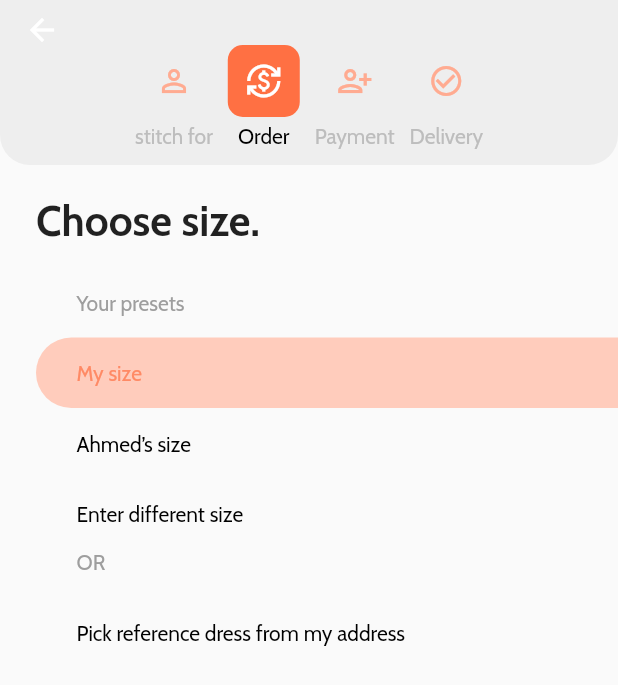
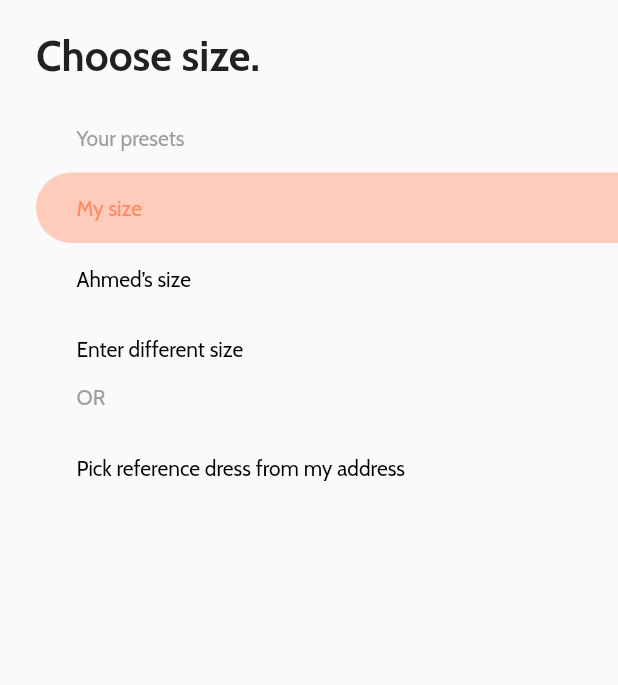
Before and after one commit to RipeSeed/stitch-it-asadullahtariq, a Flutter app: the StitchingSize screen opened by its route, on a phone screen of 412 x 824 dp. Shown: the top 685 px of the screen. Run offline on Flutter 3.47's test engine with Material 2 defaults, Android fonts, the phone set to English and light mode, and no system bars; our stand-ins replace google_fonts.

```diff
--- a/lib/screens/Home.dart
+++ b/lib/screens/Home.dart
@@ -49,7 +49,7 @@ class _HomeState extends State<Home> {
                 mainAxisAlignment: MainAxisAlignment.spaceBetween,
                 children: [
                   HomeOption(
-                    title: "Waiting Orders",
+                    title: "Awaiting Orders.",
                     detail: "See orders which are not confirmed yet.",
                     colorName: (Colors.pink[200])!,
                     count: 3,
@@ -95,7 +95,7 @@ class _HomeState extends State<Home> {
                   shape: MaterialStateProperty.all(
                     const RoundedRectangleBorder(
                       borderRadius: BorderRadius.all(
-                        Radius.circular(30),
+                        Radius.circular(24),
                       ),
                     ),
                   ),
--- a/lib/screens/StitchingDuration.dart
+++ b/lib/screens/StitchingDuration.dart
@@ -11,15 +11,9 @@ class StitchingDuration extends StatelessWidget {
   Widget build(BuildContext context) {
     var data = ["3 days", "5 days", "7 days", "10 days", "15 days"];
     return Scaffold(
-      appBar: AppBar(
-        backgroundColor: Colors.grey[200],
-        elevation: 0,
-        toolbarHeight: 30,
-      ),
       body: Column(
         crossAxisAlignment: CrossAxisAlignment.start,
         children: [
-          const OrderStatus(current: 1),
           const SizedBox(
             height: 20,
           ),
--- a/lib/screens/StitchingPrice.dart
+++ b/lib/screens/StitchingPrice.dart
@@ -13,15 +13,9 @@ class _StitchingPriceState extends State<StitchingPrice> {
   @override
   Widget build(BuildContext context) {
     return Scaffold(
-      appBar: AppBar(
-        backgroundColor: Colors.grey[200],
-        elevation: 0,
-        toolbarHeight: 30,
-      ),
       body: Column(
         crossAxisAlignment: CrossAxisAlignment.start,
         children: [
-          const OrderStatus(current: 1),
           const SizedBox(
             height: 20,
           ),
--- a/lib/screens/StitchingSize.dart
+++ b/lib/screens/StitchingSize.dart
@@ -14,15 +14,9 @@ class StitchingSize extends StatelessWidget {
       "Enter different size",
     ];
     return Scaffold(
-        appBar: AppBar(
-          backgroundColor: Colors.grey[200],
-          elevation: 0,
-          toolbarHeight: 30,
-        ),
         body: Column(
       crossAxisAlignment: CrossAxisAlignment.start,
       children: [
-            const OrderStatus(current: 1),
         const SizedBox(
           height: 20,
         ),
@@ -57,9 +51,7 @@ class StitchingSize extends StatelessWidget {
           ),
         ),
         const StitchingWidget(
-                item: "Pick reference dress from my address",
-                index: 1,
-                current: 0),
+            item: "Pick reference dress from my address", index: 1, current: 0),
       ],
     ));
   }
--- a/lib/screens/StitchingTailer.dart
+++ b/lib/screens/StitchingTailer.dart
@@ -24,16 +24,10 @@ class StitchingTailer extends StatelessWidget {
 
     return Scaffold(
       backgroundColor: Colors.white,
-      appBar: AppBar(
-        backgroundColor: Colors.grey[200],
-        elevation: 0,
-        toolbarHeight: 30,
-      ),
       body: Column(
         mainAxisSize: MainAxisSize.min,
         //crossAxisAlignment: CrossAxisAlignment.start,
         children: [
-          const OrderStatus(current: 1),
           const SizedBox(
             height: 20,
           ),
--- a/lib/utils/MyRoutes.dart
+++ b/lib/utils/MyRoutes.dart
@@ -9,4 +9,5 @@ class MyRoutes {
   static String StitchingPrice = "/StitchingPrice";
   static String StitchingTailer = "/StitchingTailer";
   static String TailerProfile = "/TailerProfile";
+  static String OrderPage = "/OrderPage";
 }
--- a/lib/widgets/HomeOption.dart
+++ b/lib/widgets/HomeOption.dart
@@ -47,9 +47,9 @@ class HomeOption extends StatelessWidget {
                 child: Text(
                   title,
                   style: const TextStyle(
-                    fontWeight: FontWeight.w500,
-                    fontSize: 20,
-                  ),
+                      fontWeight: FontWeight.w500,
+                      fontSize: 20,
+                      letterSpacing: 0.2),
                 ),
               ),
               Text(
--- a/lib/widgets/OrderSttaus.dart
+++ b/lib/widgets/OrderSttaus.dart
@@ -15,11 +15,8 @@ class OrderStatus extends StatelessWidget {
       {"id": "4", "name": "Delivery", "icon": 0xe15a}
     ];
 
-    return Column(
-      children: [
-        SizedBox(
-          width: double.infinity,
-          height: 80,
+    return Material(
+      color: Colors.white,
       child: Container(
         decoration: BoxDecoration(
           color: Colors.grey[200],
@@ -28,6 +25,8 @@ class OrderStatus extends StatelessWidget {
             bottomRight: Radius.circular(20),
           ),
         ),
+        child: Padding(
+          padding: const EdgeInsets.only(bottom: 10),
           child: Row(
             mainAxisAlignment: MainAxisAlignment.center,
             children: [
@@ -41,10 +40,9 @@ class OrderStatus extends StatelessWidget {
                       statusName: item.value["name"].toString()))
                   .toList()
             ],
-              ) // all the children is making an error
           ),
+        ), // all the children is making an error
       ),
-      ],
     );
   }
 }
```
Also changed, not shown: lib/main.dart (+22 -1 lines), lib/screens/OrderPage.dart (added, +41 -0 lines), lib/screens/OrderStart.dart (+1 -8 lines), lib/screens/StitchType.dart (+2 -8 lines), lib/screens/TailerProfile.dart (+9 -4 lines), 3 other files. Lines whose indentation alone changed are shown as unchanged.
